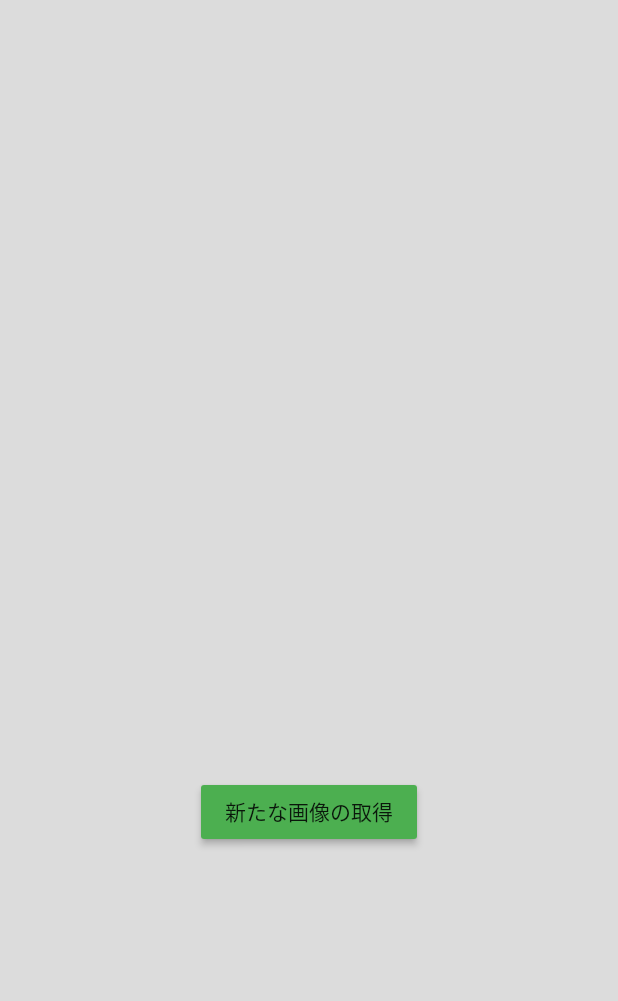
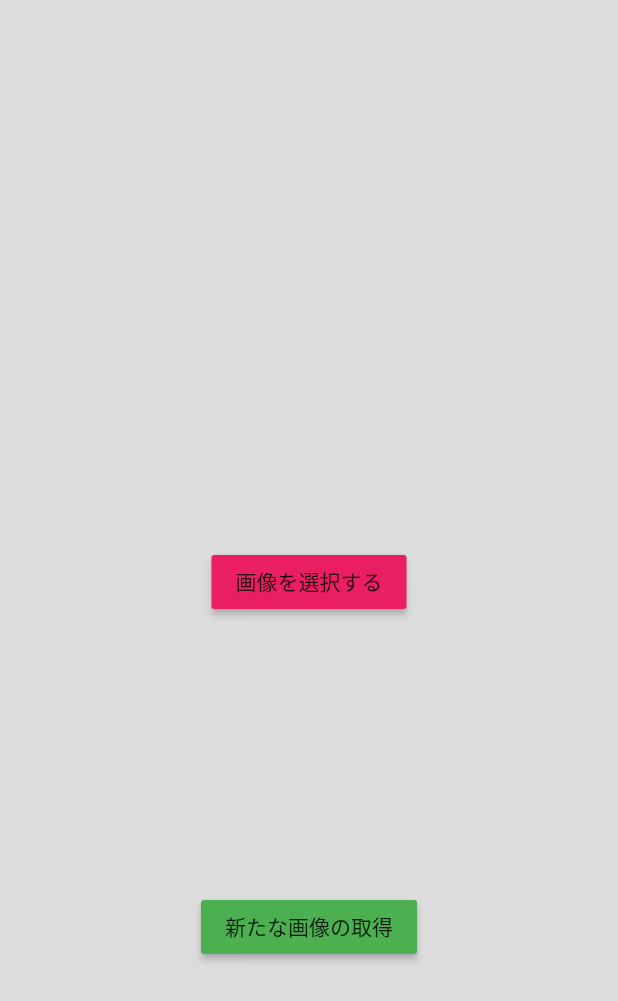
Before and after one commit to miyaji555/flutter_web_image_picker, a Flutter app: the screen it shows after launch, on a phone screen of 412 x 824 dp. Shown: the top 1001 px of the screen. Run offline on Flutter 3.47's test engine with Material 2 defaults, Android fonts, the phone set to English and light mode, and no system bars; our stand-ins replace cloud_firestore, firebase_core; missing offline and left inert: dart:html, firebase; accounts and stored records are empty.

Commit message:
画像のアップロードと表示ができました。

```diff
--- a/lib/image_picker/image_picker_page.dart
+++ b/lib/image_picker/image_picker_page.dart
@@ -1,4 +1,3 @@
-import 'dart:html';
 import 'package:flutter/material.dart';
 import 'package:flutter_web_image_picker/image_picker/image_picker_model.dart';
 import 'package:provider/provider.dart';
@@ -33,12 +32,19 @@ class ImagePickerPage extends StatelessWidget {
                           ),
                         ),
                   RaisedButton(
+                    child: Text('画像を選択する'),
+                    color: Colors.pink,
+                    onPressed: () {
+                      model.uploadToStorage();
+                    },
+                  ),
+                  RaisedButton(
                     child: Text('新たな画像の取得'),
                     color: Colors.green,
                     onPressed: () {
                       model.downloadUrl();
                     },
-                  )
+                  ),
                 ],
               ),
             ),
```
Also changed, not shown: lib/image_picker/image_picker_model.dart (+27 -0 lines).
